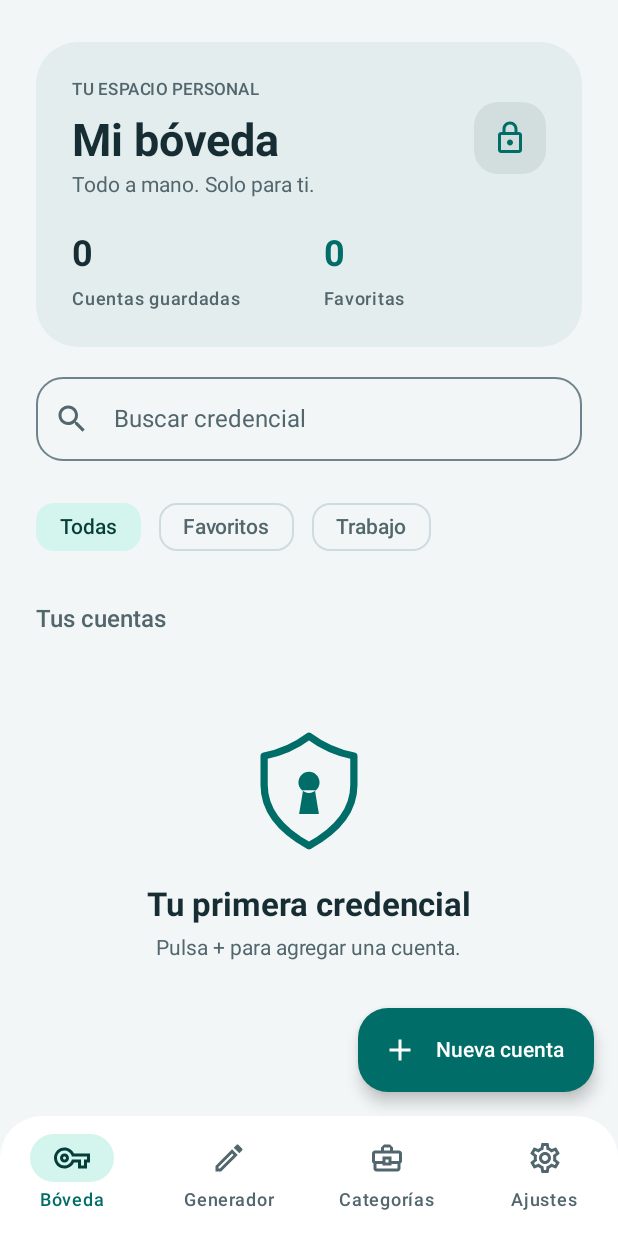
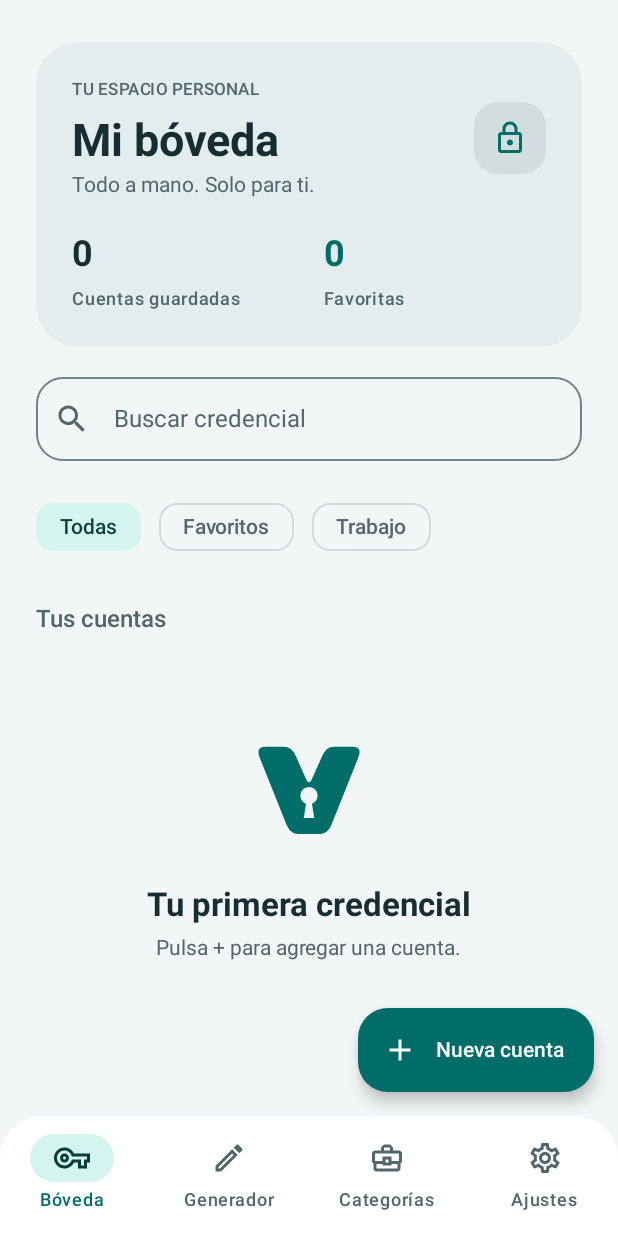
Before and after one commit to SalvadorSarmiento/TheVault, an Android app built with Jetpack Compose: the composable VaultAppScreen shown on its own in the app's theme, on a phone screen of 412 x 824 dp. Run offline under Robolectric (Android 15) with nearby library versions, the phone set to English and light mode, and no system bars.

Commit message:
Adopta la V con cerradura del icono D2

```diff
--- a/app/src/main/res/drawable/ic_vault_logo.xml
+++ b/app/src/main/res/drawable/ic_vault_logo.xml
@@ -3,13 +3,6 @@
     android:height="100dp"
     android:viewportWidth="100"
     android:viewportHeight="100">
-    <path
-        android:fillColor="@android:color/transparent"
-        android:pathData="M50,10 C38,19 27,23 16,25 L16,47 C16,66 28,81 50,93 C72,81 84,66 84,47 L84,25 C73,23 62,19 50,10 Z"
-        android:strokeColor="@color/vault_icon_foreground"
-        android:strokeLineJoin="round"
-        android:strokeWidth="5.5" />
-    <path
-        android:fillColor="@color/vault_icon_foreground"
-        android:pathData="M50,37 A8,8 0,1 1,49.99 37 M45.5,51 L42.5,69 L57.5,69 L54.5,51 Z" />
+    <path android:fillColor="@color/vault_icon_foreground"
+        android:fillType="evenOdd" android:pathData="@string/vault_mark_path" />
 </vector>
--- /dev/null
+++ b/app/src/main/res/values/icon_paths.xml
@@ -0,0 +1,5 @@
+<?xml version="1.0" encoding="utf-8"?>
+<resources>
+    <!-- Una sola forma para el logo y el icono adaptable: V suave con cerradura calada. -->
+    <string name="vault_mark_path" translatable="false">M17,18 H31 Q37,18 40,25 L48,43 Q50,47 52,43 L60,25 Q63,18 69,18 H83 Q91,18 87,27 L67,77 Q64,84 58,84 H42 Q36,84 33,77 L13,27 Q9,18 17,18 Z M47.8,61.1 A6.5,6.5 0,1 1,52.2,61.1 L54,72 H46 Z</string>
+</resources>
```
Also changed, not shown: app/src/main/res/drawable/ic_launcher_foreground.xml (+5 -9 lines), 1 other file.
